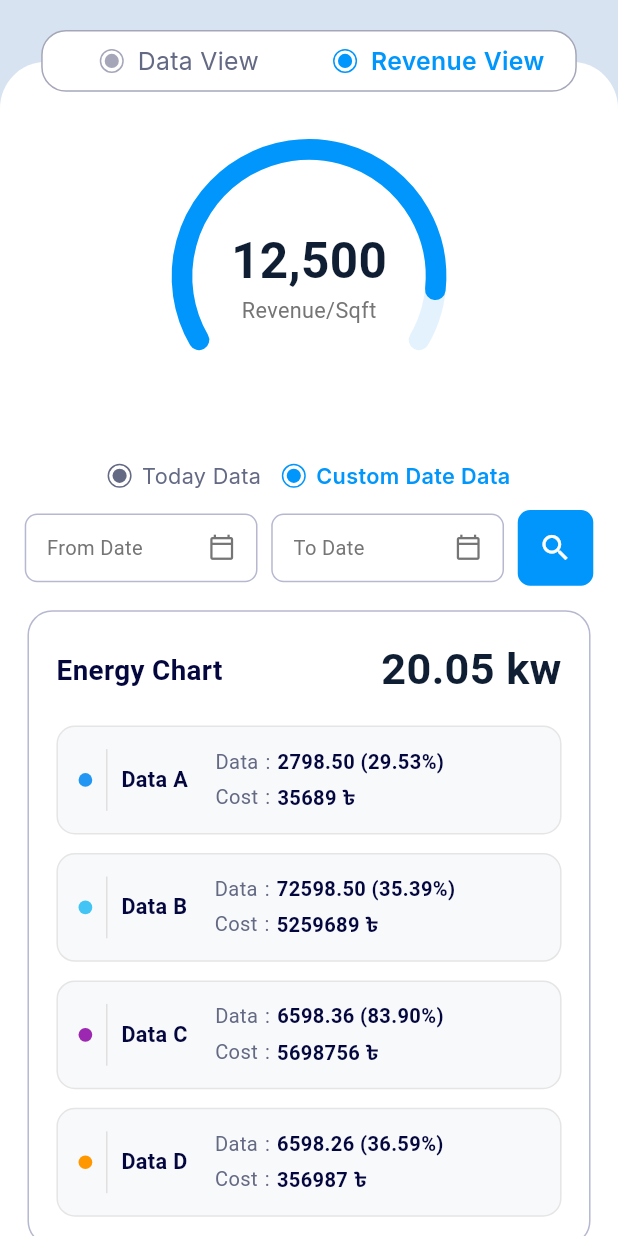
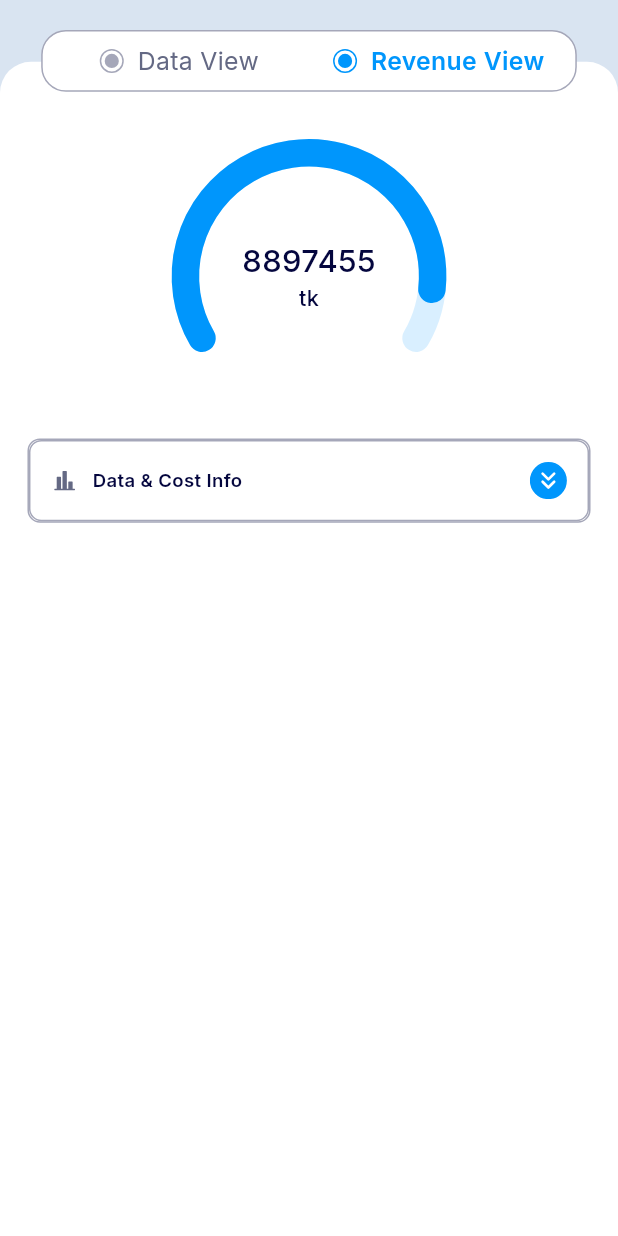
Before and after one commit to RaihanRafi01/Solar_SCM, a Flutter app: the DataDetailView widget shown alone on an empty page, opened directly, after a tap on "Custom Date Data", after a tap on "Revenue View", on a phone screen of 412 x 824 dp. Run offline on Flutter 3.47's test engine with Material 3 defaults, Android fonts, the phone set to English and light mode, and no system bars; our stand-ins replace flutter_screenutil, flutter_svg, get, google_fonts.

Commit message:
design done

```diff
--- a/lib/app/core/themes/app_colors.dart
+++ b/lib/app/core/themes/app_colors.dart
@@ -10,6 +10,12 @@ class AppColors {
   static const Color borderColor = Color(0xFFB6B8D0);
   static const Color borderColor2 = Color(0xFFA5A7B9);
 
+  static const Color cream = Color(0xFFE2EBF1);
+
+  static const Color dataColor2 = Color(0xFF7BD7FF);
+  static const Color dataColor3 = Color(0xFF9747FF);
+  static const Color dataColor4 = Color(0xFFFF9A00);
+
 
   static const Color red = Color(0xFFDF2222);
   static const Color orange = Color(0xFFFB902E);
@@ -20,7 +26,6 @@ class AppColors {
   // Text Colors
   static const Color textPrimary = Color(0xFF082438);
 
-  static const Color textColor1 = Color(0xFF04063E);
 
   static const Color textColor2 = Color(0xFF646984);
   static const Color textColor3 = Color(0xFF979797);
--- a/lib/app/modules/scm/controllers/scm_controller.dart
+++ b/lib/app/modules/scm/controllers/scm_controller.dart
@@ -15,6 +15,8 @@ class ScmController extends GetxController {
   final scrollOffset = 0.0.obs;
 
   final activeView = ScmContentView.initialSummary.obs;
+
+  final isRevenueDataExpanded = false.obs;
 
 
   RxBool isDataViewSelected = true.obs;
--- a/lib/app/modules/scm/views/data_detail_view.dart
+++ b/lib/app/modules/scm/views/data_detail_view.dart
@@ -1,5 +1,6 @@
 import 'package:flutter/material.dart';
 import 'package:flutter_screenutil/flutter_screenutil.dart';
+import 'package:flutter_svg/flutter_svg.dart';
 import 'package:get/get.dart';
 import 'dart:math';
 import '../../../core/themes/app_colors.dart';
@@ -38,7 +39,6 @@ class CustomArcPainter extends CustomPainter {
       ..strokeCap = StrokeCap.round;
 
     const double startAngle = 5 * pi / 6;
-
     const double sweepAngle = 4 * pi / 3;
 
     canvas.drawArc(
@@ -64,14 +64,13 @@ class CustomArcPainter extends CustomPainter {
   }
 }
 
-
 class DataDetailView extends GetView<ScmController> {
   const DataDetailView({super.key});
 
   @override
   Widget build(BuildContext context) {
     return Container(
-      color: const Color(0xFFD7E3F0),
+      color: AppColors.scmBackground,
       child: Stack(
         children: [
           Positioned.fill(
@@ -80,8 +79,8 @@ class DataDetailView extends GetView<ScmController> {
               decoration: BoxDecoration(
                 color: Colors.white,
                 borderRadius: BorderRadius.only(
-                  topLeft: Radius.circular(30.r),
-                  topRight: Radius.circular(30.r),
+                  topLeft: Radius.circular(20.r),
+                  topRight: Radius.circular(20.r),
                 ),
               ),
               child: SingleChildScrollView(
@@ -93,13 +92,13 @@ class DataDetailView extends GetView<ScmController> {
                           ? _buildDataViewContent()
                           : _buildRevenueViewContent(),
 
+                      if (controller.isDataViewSelected.value) ...[
                         SizedBox(height: 30.h),
                         Padding(
                           padding: EdgeInsets.symmetric(horizontal: 16.w),
                           child: Row(
-                          mainAxisAlignment: MainAxisAlignment.center, // CENTERED
+                            mainAxisAlignment: MainAxisAlignment.center,
                             children: [
-                            // Today Data Filter
                               GestureDetector(
                                 onTap: () => controller.isTodaySelected.value = true,
                                 child: _buildDateFilterChip(
@@ -108,7 +107,6 @@ class DataDetailView extends GetView<ScmController> {
                                 ),
                               ),
                               SizedBox(width: 12.w),
-                            // Custom Date Data Filter
                               GestureDetector(
                                 onTap: () => controller.isTodaySelected.value = false,
                                 child: _buildDateFilterChip(
@@ -129,22 +127,21 @@ class DataDetailView extends GetView<ScmController> {
                                 Expanded(
                                   child: _buildDatePickerContainer('From Date'),
                                 ),
-                              SizedBox(width: 8.w),
+                                SizedBox(width: 5.w),
                                 Expanded(
                                   child: _buildDatePickerContainer('To Date'),
                                 ),
-                              SizedBox(width: 8.w),
+                                SizedBox(width: 5.w),
                                 Container(
-                                padding: EdgeInsets.all(12.w),
+                                  height: 36.h,
+                                  width: 34.h,
+                                  padding: EdgeInsets.all(8).r,
                                   decoration: BoxDecoration(
-                                  color: AppColors.primary,
-                                  borderRadius: BorderRadius.circular(8.r),
+                                    color: AppColors.cream,
+                                    borderRadius: BorderRadius.circular(6.r),
+                                    border: Border.all(color: AppColors.primary)
                                   ),
-                                child: Icon(
-                                  Icons.search,
-                                  size: 20.w,
-                                  color: Colors.white,
-                                ),
+                                  child: SvgPicture.asset('assets/images/search_icon.svg')
                                 ),
                               ],
                             ),
@@ -158,13 +155,15 @@ class DataDetailView extends GetView<ScmController> {
                           dataTotal: '20.05 kw',
                         ),
 
-                      SizedBox(height: 20.h),
-
+                        if (!controller.isTodaySelected.value) ...[
+                          SizedBox(height: 16.h),
                           _buildEnergyChartCard(
                             title: 'Energy Chart',
                             dataTotal: '5.53 kw',
                           ),
+                        ],
                         SizedBox(height: 20.h),
+                      ],
                     ],
                   ),
                 ),
@@ -190,7 +189,6 @@ class DataDetailView extends GetView<ScmController> {
                       () => Row(
                     mainAxisSize: MainAxisSize.max,
                     children: [
-                      // Data View Button
                       Expanded(
                         child: GestureDetector(
                           onTap: () => controller.isDataViewSelected.value = true,
@@ -200,7 +198,6 @@ class DataDetailView extends GetView<ScmController> {
                           ),
                         ),
                       ),
-                      // Revenue View Button
                       Expanded(
                         child: GestureDetector(
                           onTap: () => controller.isDataViewSelected.value = false,
@@ -232,8 +229,8 @@ class DataDetailView extends GetView<ScmController> {
             size: Size(160.w, 160.w),
             painter: CustomArcPainter(
               foregroundColor: AppColors.primary,
-              backgroundColor: const Color(0xFFE3F2FD),
-              strokeWidth: 12.w,
+              backgroundColor: AppColors.primary.withOpacity(0.15),
+              strokeWidth: 16.w,
               progress: 0.7,
             ),
           ),
@@ -242,17 +239,16 @@ class DataDetailView extends GetView<ScmController> {
             children: [
               Text(
                 '57.00',
-                style: TextStyle(
-                  fontSize: 32.sp,
-                  fontWeight: FontWeight.w700,
-                  color: const Color(0xFF0F1E32),
+                style: h3.copyWith(
+                  fontSize: 20.sp,
+                  color: AppColors.textColor4,
                 ),
               ),
               Text(
                 'kWh/Sqft',
-                style: TextStyle(
+                style: h3.copyWith(
                   fontSize: 14.sp,
-                  color: const Color(0xFF757575),
+                  color: AppColors.textColor4,
                 ),
               ),
             ],
@@ -263,7 +259,9 @@ class DataDetailView extends GetView<ScmController> {
   }
 
   Widget _buildRevenueViewContent() {
-    return SizedBox(
+    return Obx(() => Column(
+      children: [
+        SizedBox(
           width: 160.w,
           height: 160.w,
           child: Stack(
@@ -273,8 +271,8 @@ class DataDetailView extends GetView<ScmController> {
                 size: Size(160.w, 160.w),
                 painter: CustomArcPainter(
                   foregroundColor: AppColors.primary,
-              backgroundColor: const Color(0xFFE3F2FD),
-              strokeWidth: 12.w,
+                  backgroundColor: AppColors.primary.withOpacity(0.15),
+                  strokeWidth: 16.w,
                   progress: 0.9,
                 ),
               ),
@@ -282,35 +280,160 @@ class DataDetailView extends GetView<ScmController> {
                 mainAxisAlignment: MainAxisAlignment.center,
                 children: [
                   Text(
-                '12,500',
-                style: TextStyle(
-                  fontSize: 32.sp,
-                  fontWeight: FontWeight.w700,
-                  color: const Color(0xFF0F1E32),
+                    '8897455',
+                    style: h3.copyWith(
+                      fontSize: 20.sp,
+                      color: AppColors.textColor4,
                     ),
                   ),
                   Text(
-                'Revenue/Sqft',
-                style: TextStyle(
+                    'tk',
+                    style: h3.copyWith (
                       fontSize: 14.sp,
-                  color: const Color(0xFF757575),
+                      color: AppColors.textColor4,
                     ),
                   ),
                 ],
               ),
             ],
           ),
+        ),
+
+        SizedBox(height: 16.h),
+
+        // Data & Cost Info Card
+        Container(
+          margin: EdgeInsets.symmetric(horizontal: 16.w),
+          decoration: BoxDecoration(
+            color: Colors.white,
+            borderRadius: BorderRadius.circular(8.r),
+            border: Border.all(color: AppColors.borderColor2, width: 1),
+          ),
+          child: Column(
+            children: [
+              // Header
+              InkWell(
+                onTap: () => controller.isRevenueDataExpanded.value = !controller.isRevenueDataExpanded.value,
+                child: Container(
+                  decoration: BoxDecoration(
+                    color: Colors.white,
+                    borderRadius: BorderRadius.circular(8.r),
+                    border: Border.all(color: AppColors.borderColor2, width: 1),
+                  ),
+                  padding: EdgeInsets.all(12.w),
+                  child: Row(
+                    children: [
+                      SvgPicture.asset('assets/images/solar_chart-bold_icon.svg',height: 15.h,width: 16.13.w,),
+                      SizedBox(width: 8.w),
+                      Text(
+                        'Data & Cost Info',
+                        style: h2.copyWith(
+                          fontSize: 12.sp,
+                          color: AppColors.textColor4,
+                        ),
+                      ),
+                      const Spacer(),
+                      SvgPicture.asset(controller.isRevenueDataExpanded.value
+                          ? 'assets/images/minimize_icon.svg' : 'assets/images/expand_icon.svg',height: 24.h,width: 24.h,),
+                    ],
+                  ),
+                ),
+              ),
+
+              // Expandable Content
+              if (controller.isRevenueDataExpanded.value) ...[
+                Padding(
+                  padding: EdgeInsets.all(12.w),
+                  child: Column(
+                    children: [
+                      _buildRevenueDataRow('Data 1', '2798.50 (29.53%)', '35689 ৳'),
+                      SizedBox(height: 14.h),
+                      _buildRevenueDataRow('Data 2', '2798.50 (29.53%)', '35689 ৳'),
+                      SizedBox(height: 14.h),
+                      _buildRevenueDataRow('Data 3', '2798.50 (29.53%)', '35689 ৳'),
+                      SizedBox(height: 14.h),
+                      _buildRevenueDataRow('Data 4', '2798.50 (29.53%)', '35689 ৳'),
+                    ],
+                  ),
+                ),
+              ],
+            ],
+          ),
+        ),
+      ],
+    ));
+  }
+
+  Widget _buildRevenueDataRow(String label, String dataValue, String costValue) {
+    return Column(
+      children: [
+        Row(
+          children: [
+            Text(
+              label,
+              style: h4.copyWith(
+                fontSize: 12.sp,
+                color: AppColors.textColor2,
+              ),
+            ),
+            SizedBox(width: 8.w),
+            Text(
+              ':',
+              style: h4.copyWith(
+                fontSize: 12.sp,
+                color: AppColors.textColor2,
+              ),
+            ),
+            SizedBox(width: 8.w),
+            Text(
+              dataValue,
+              style: h2.copyWith(
+                fontSize: 12.sp,
+                color: AppColors.textColor4,
+              ),
+            ),
+          ],
+        ),
+        SizedBox(height: 4.h),
+        Row(
+          children: [
+            Text(
+              'Cost ${label.split(' ')[1]}',
+              style: h4.copyWith(
+                fontSize: 12.sp,
+                color: AppColors.textColor2,
+              ),
+            ),
+            SizedBox(width: 8.w),
+            Text(
+              ':',
+              style: h4.copyWith(
+                fontSize: 12.sp,
+                color: AppColors.textColor2,
+              ),
+            ),
+            SizedBox(width: 8.w),
+            Text(
+              costValue,
+              style: h2.copyWith(
+                fontSize: 12.sp,
+                color: AppColors.textColor4,
+              ),
+            ),
+          ],
+        ),
+      ],
     );
   }
 
   Widget _buildDateFilterChip({required String label, required bool isSelected}) {
-    final color = isSelected ? AppColors.primary :  AppColors.textColor2;
+    final color = isSelected ? AppColors.primary : AppColors.textColor2;
 
     return Row(
       children: [
         Container(
-          width: 14.w,
-          height: 14.w,
+          width: 12.w,
+          height: 12.w,
           decoration: BoxDecoration(
             shape: BoxShape.circle,
             border: Border.all(
@@ -330,7 +453,7 @@ class DataDetailView extends GetView<ScmController> {
             ),
           ),
         ),
-        SizedBox(width: 6.w),
+        SizedBox(width: 4.w),
         Text(
           label,
           style: h4.copyWith(
@@ -345,26 +468,26 @@ class DataDetailView extends GetView<ScmController> {
 
   Widget _buildDatePickerContainer(String label) {
     return Container(
-      padding: EdgeInsets.symmetric(horizontal: 12.w, vertical: 12.h),
+      height: 36.h,
+      padding: EdgeInsets.symmetric(horizontal: 10.w),
       decoration: BoxDecoration(
-        color: Colors.white,
-        borderRadius: BorderRadius.circular(8.r),
-        border: Border.all(color: AppColors.borderColor),
+        borderRadius: BorderRadius.circular(6.r),
+        border: Border.all(color: AppColors.borderColor2),
       ),
       child: Row(
         children: [
           Text(
             label,
-            style: TextStyle(
-              fontSize: 13.sp,
-              color: const Color(0xFF757575),
+            style: h4.copyWith(
+              fontSize: 12.sp,
+              color: AppColors.textColor2,
             ),
           ),
           const Spacer(),
           Icon(
             Icons.calendar_today_outlined,
-            size: 16.w,
-            color: const Color(0xFF757575),
+            size: 18.w,
+            color: AppColors.textColor2,
           ),
         ],
       ),
@@ -416,30 +539,29 @@ class DataDetailView extends GetView<ScmController> {
   Widget _buildEnergyChartCard({required String title, required String dataTotal}) {
     return Container(
       margin: EdgeInsets.symmetric(horizontal: 16.w),
-      padding: EdgeInsets.all(16.w),
+      padding: EdgeInsets.all(12.w),
       decoration: BoxDecoration(
         color: Colors.white,
-        borderRadius: BorderRadius.circular(16.r),
-        border: Border.all(color: AppColors.borderColor, width: 1),
+        borderRadius: BorderRadius.circular(10.r),
+        border: Border.all(color: AppColors.borderColor2, width: 1),
       ),
       child: Column(
         children: [
-          // Header
           Row(
-            mainAxisAlignment: MainAxisAlignment.spaceBetween,
+            mainAxisAlignment: MainAxisAlignment.spaceEvenly,
             children: [
               Text(
                 title,
-                style: TextStyle(
-                  fontSize: 18.sp,
+                style: h2.copyWith(
+                  fontSize: 14.sp,
                   fontWeight: FontWeight.w700,
-                  color: AppColors.textColor1,
+                  color: AppColors.textColor4,
                 ),
               ),
               Text(
                 dataTotal,
-                style: TextStyle(
-                  fontSize: 28.sp,
+                style: h2.copyWith(
+                  fontSize: 32.sp,
                   fontWeight: FontWeight.w700,
                   color: const Color(0xFF0F1E32),
                 ),
@@ -449,13 +571,13 @@ class DataDetailView extends GetView<ScmController> {
 
           SizedBox(height: 16.h),
 
-          _buildDataCard('Data A', const Color(0xFF2196F3), '2798.50 (29.53%)', '35689 ৳'),
-          SizedBox(height: 12.h),
-          _buildDataCard('Data B', const Color(0xFF42C5F5), '72598.50 (35.39%)', '5259689 ৳'),
-          SizedBox(height: 12.h),
-          _buildDataCard('Data C', const Color(0xFF9C27B0), '6598.36 (83.90%)', '5698756 ৳'),
-          SizedBox(height: 12.h),
-          _buildDataCard('Data D', const Color(0xFFFF9800), '6598.26 (36.59%)', '356987 ৳'),
+          _buildDataCard('Data A', AppColors.primary, '2798.50 (29.53%)', '35689 ৳'),
+          SizedBox(height: 6.h),
+          _buildDataCard('Data B', AppColors.dataColor2, '72598.50 (35.39%)', '5259689 ৳'),
+          SizedBox(height: 6.h),
+          _buildDataCard('Data C', AppColors.dataColor3, '6598.36 (83.90%)', '5698756 ৳'),
+          SizedBox(height: 6.h),
+          _buildDataCard('Data D', AppColors.dataColor4, '6598.26 (36.59%)', '356987 ৳'),
         ],
       ),
     );
@@ -465,13 +587,14 @@ class DataDetailView extends GetView<ScmController> {
     return Container(
       padding: EdgeInsets.all(12.w),
       decoration: BoxDecoration(
-        color: const Color(0xFFF8F9FA),
         borderRadius: BorderRadius.circular(12.r),
-        border: Border.all(color: const Color(0xFFE5E5E5), width: 1),
+        border: Border.all(color: AppColors.borderColor, width: 1),
       ),
       child: Row(
         children: [
           Row(
+            children: [
+              Column(
                 children: [
                   Container(
                     width: 8.w,
@@ -481,25 +604,26 @@ class DataDetailView extends GetView<ScmController> {
                       shape: BoxShape.circle,
                     ),
                   ),
-              SizedBox(width: 8.w),
-              Container(
-                width: 1,
-                height: 40.h,
-                color: const Color(0xFFE0E0E0),
-              ),
-              SizedBox(width: 8.w),
+                  SizedBox(height: 8.h),
                   Text(
                     label,
-                style: TextStyle(
-                  fontSize: 14.sp,
-                  fontWeight: FontWeight.w600,
-                  color: AppColors.textColor1,
+                    style: h2.copyWith(
+                      fontSize: 12.sp,
+                      color: AppColors.textColor4,
                     ),
                   ),
                 ],
               ),
+              SizedBox(width: 10.w),
+              Container(
+                width: 1,
+                height: 40.h,
+                color: AppColors.borderColor,
+              ),
+            ],
+          ),
 
-          SizedBox(width: 16.w),
+          SizedBox(width: 12.w),
 
           Expanded(
             child: Column(
@@ -509,26 +633,25 @@ class DataDetailView extends GetView<ScmController> {
                   children: [
                     Text(
                       'Data',
-                      style: TextStyle(
-                        fontSize: 13.sp,
+                      style: h4.copyWith(
+                        fontSize: 12.sp,
                         color: AppColors.textColor2,
                       ),
                     ),
-                    SizedBox(width: 4.w),
+                    SizedBox(width: 12.w),
                     Text(
                       ':',
-                      style: TextStyle(
-                        fontSize: 13.sp,
+                      style: h4.copyWith(
+                        fontSize: 12.sp,
                         color: AppColors.textColor2,
                       ),
                     ),
                     SizedBox(width: 4.w),
                     Text(
                       dataValue,
-                      style: TextStyle(
-                        fontSize: 13.sp,
-                        fontWeight: FontWeight.w600,
-                        color: AppColors.textColor1,
+                      style: h2.copyWith(
+                        fontSize: 12.sp,
+                        color: AppColors.textColor4,
                       ),
                     ),
                   ],
@@ -538,26 +661,25 @@ class DataDetailView extends GetView<ScmController> {
                   children: [
                     Text(
                       'Cost',
-                      style: TextStyle(
-                        fontSize: 13.sp,
+                      style: h4.copyWith(
+                        fontSize: 12.sp,
                         color: AppColors.textColor2,
                       ),
                     ),
-                    SizedBox(width: 4.w),
+                    SizedBox(width: 12.w),
                     Text(
                       ':',
-                      style: TextStyle(
-                        fontSize: 13.sp,
+                      style: h4.copyWith(
+                        fontSize: 12.sp,
                         color: AppColors.textColor2,
                       ),
                     ),
                     SizedBox(width: 4.w),
                     Text(
                       costValue,
-                      style: TextStyle(
-                        fontSize: 13.sp,
-                        fontWeight: FontWeight.w600,
-                        color: AppColors.textColor1,
+                      style: h2.copyWith(
+                        fontSize: 12.sp,
+                        color: AppColors.textColor4,
                       ),
                     ),
                   ],
```
Also changed, not shown: assets/images/expand_icon.svg (added), assets/images/minimize_icon.svg (added), assets/images/search_icon.svg (added), assets/images/solar_chart-bold_icon.svg (added). Lines whose indentation alone changed are shown as unchanged.
